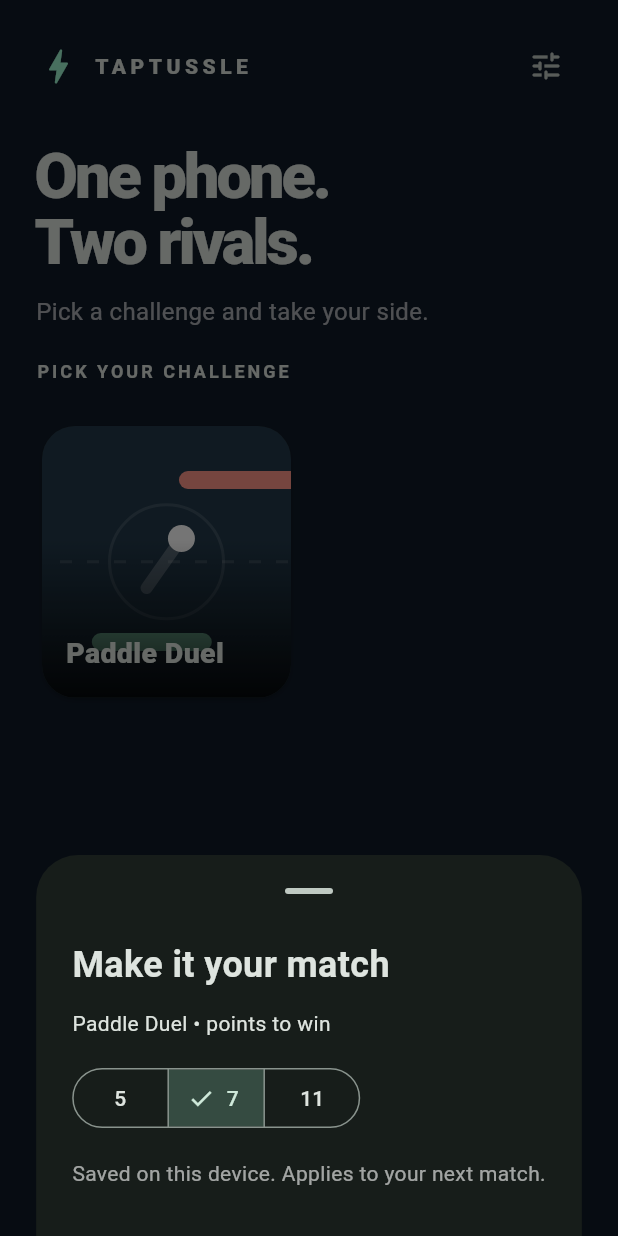
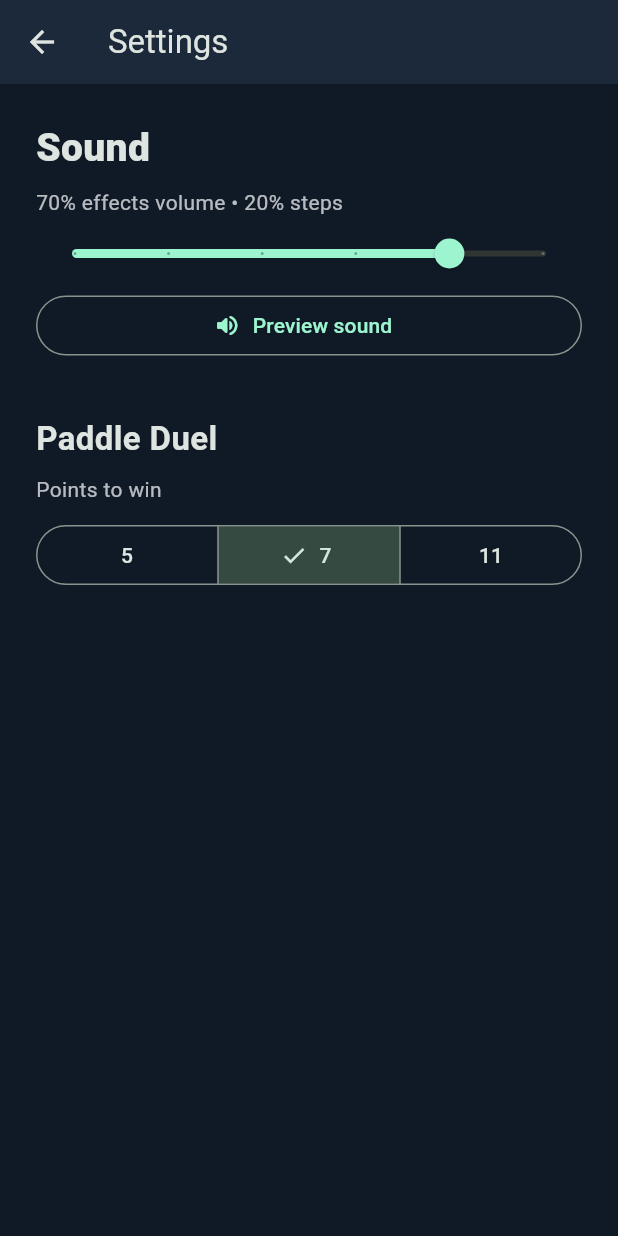
Before and after one commit to indrapermana/taptussle, a Flutter app: the screen it shows after launch, after a tap on the "tune" icon, on a phone screen of 412 x 824 dp. Run offline on Flutter 3.47's test engine with Material 3 defaults, Android fonts, the phone set to English and light mode, and no system bars; our stand-ins replace audioplayers, shared_preferences; missing offline and left inert: flame.

Commit message:
feat: add sounds effect to the game

```diff
--- a/lib/core/app_settings.dart
+++ b/lib/core/app_settings.dart
@@ -13,6 +13,10 @@ class AppSettings extends ChangeNotifier {
     _favouriteIds = favourites is List
         ? favourites.whereType<String>().toSet()
         : <String>{};
+    final savedVolume = _preferences.get('effectsVolume');
+    _effectsVolume = savedVolume is num && savedVolume >= 0 && savedVolume <= 1
+        ? savedVolume.toDouble()
+        : .7;
   }
 
   static const allowedScores = [5, 7, 11];
@@ -23,6 +27,8 @@ class AppSettings extends ChangeNotifier {
   Set<String> get favouriteIds => Set.unmodifiable(_favouriteIds);
   bool isFavourite(String id) => _favouriteIds.contains(id);
   Future<void> _pendingWrite = Future.value();
+  late double _effectsVolume;
+  double get effectsVolume => _effectsVolume;
 
   // Serialize writes so rapid callers cannot overwrite each other's favourites.
   Future<void> _write(Future<void> Function() action) {
@@ -47,6 +53,15 @@ class AppSettings extends ChangeNotifier {
       throw StateError('Could not save favourite');
     }
     _favouriteIds = next;
+    notifyListeners();
+  });
+
+  Future<void> setEffectsVolume(double value) => _write(() async {
+    final next = value.clamp(0.0, 1.0).toDouble();
+    if (!await _preferences.setDouble('effectsVolume', next)) {
+      throw StateError('Could not save effects volume');
+    }
+    _effectsVolume = next;
     notifyListeners();
   });
 
--- /dev/null
+++ b/lib/core/sound_service.dart
@@ -0,0 +1,57 @@
+import 'package:audioplayers/audioplayers.dart';
+import 'package:flutter/widgets.dart';
+
+enum SoundEffect { click, paddleHit, score, result }
+
+/// A small, offline effects mixer using original bundled WAV tones.
+class SoundService with WidgetsBindingObserver {
+  SoundService() {
+    WidgetsBinding.instance.addObserver(this);
+  }
+
+  final _players = List.generate(3, (_) => AudioPlayer());
+  static const _sources = {
+    SoundEffect.click: 'sounds/click.wav',
+    SoundEffect.paddleHit: 'sounds/paddle_hit.wav',
+    SoundEffect.score: 'sounds/score.wav',
+    SoundEffect.result: 'sounds/result.wav',
+  };
+  var _nextPlayer = 0;
+  double _volume = .7;
+
+  void setVolume(double value) => _volume = value.clamp(0.0, 1.0).toDouble();
+
+  Future<void> play(SoundEffect effect) async {
+    if (_volume == 0) return;
+    final player = _players[_nextPlayer++ % _players.length];
+    try {
+      await player.stop();
+      await player.setReleaseMode(ReleaseMode.stop);
+      await player.play(AssetSource(_sources[effect]!), volume: _volume);
+    } catch (_) {
+      // A missing platform audio backend must never interrupt a match.
+    }
+  }
+
+  @override
+  void didChangeAppLifecycleState(AppLifecycleState state) {
+    if (state != AppLifecycleState.resumed) {
+      for (final player in _players) {
+        player.stop();
+      }
+    }
+  }
+}
+
+/// Globally routes effects only after the application has configured audio.
+/// Pure game-model tests intentionally have no active audio backend.
+class SoundEffects {
+  SoundEffects._();
+
+  static SoundService? _service;
+
+  static void configure(SoundService service) => _service = service;
+  static void setVolume(double value) => _service?.setVolume(value);
+  static Future<void> play(SoundEffect effect) =>
+      _service?.play(effect) ?? Future.value();
+}
--- a/lib/features/home/home_screen.dart
+++ b/lib/features/home/home_screen.dart
@@ -1,8 +1,10 @@
 import 'package:flutter/material.dart';
 
 import '../../core/app_settings.dart';
+import '../../core/sound_service.dart';
 import '../../core/mini_game.dart';
 import '../game_setup/game_setup_screen.dart';
+import '../settings/settings_screen.dart';
 
 class HomeScreen extends StatelessWidget {
   const HomeScreen({required this.settings, required this.games, super.key});
@@ -45,13 +47,15 @@ class HomeScreen extends StatelessWidget {
                             const Spacer(),
                             IconButton(
                               tooltip: 'Settings',
-                              onPressed: () => showModalBottomSheet<void>(
-                                context: context,
-                                showDragHandle: true,
-                                isScrollControlled: true,
-                                builder: (_) =>
-                                    _SettingsSheet(settings: settings),
-                              ),
+                              onPressed: () {
+                                SoundEffects.play(SoundEffect.click);
+                                Navigator.of(context).push(
+                                  MaterialPageRoute<void>(
+                                    builder: (_) =>
+                                        SettingsScreen(settings: settings),
+                                  ),
+                                );
+                              },
                               icon: const Icon(Icons.tune_rounded),
                             ),
                           ],
@@ -131,11 +135,14 @@ class _GameTile extends StatelessWidget {
       button: true,
       label: 'Open ${game.title}',
       child: InkWell(
-        onTap: () => Navigator.of(context).push(
-          MaterialPageRoute<void>(
-            builder: (_) => GameSetupScreen(game: game, settings: settings),
-          ),
-        ),
+        onTap: () {
+          SoundEffects.play(SoundEffect.click);
+          Navigator.of(context).push(
+            MaterialPageRoute<void>(
+              builder: (_) => GameSetupScreen(game: game, settings: settings),
+            ),
+          );
+        },
         child: Stack(
           fit: StackFit.expand,
           children: [
@@ -181,66 +188,3 @@ class _GameTile extends StatelessWidget {
     ),
   );
 }
-
-class _SettingsSheet extends StatefulWidget {
-  const _SettingsSheet({required this.settings});
-
-  final AppSettings settings;
-
-  @override
-  State<_SettingsSheet> createState() => _SettingsSheetState();
-}
-
-class _SettingsSheetState extends State<_SettingsSheet> {
-  bool saving = false;
-
-  @override
-  Widget build(BuildContext context) => SafeArea(
-    child: SingleChildScrollView(
-      padding: const EdgeInsets.fromLTRB(24, 8, 24, 32),
-      child: Column(
-        mainAxisSize: MainAxisSize.min,
-        crossAxisAlignment: CrossAxisAlignment.start,
-        children: [
-          const Text(
-            'Make it your match',
-            style: TextStyle(fontSize: 24, fontWeight: FontWeight.bold),
-          ),
-          const SizedBox(height: 12),
-          const Text('Paddle Duel • points to win'),
-          const SizedBox(height: 16),
-          SegmentedButton<int>(
-            segments: [
-              for (final score in AppSettings.allowedScores)
-                ButtonSegment(value: score, label: Text('$score')),
-            ],
-            selected: {widget.settings.winningScore},
-            onSelectionChanged: saving
-                ? null
-                : (selection) async {
-                    setState(() => saving = true);
-                    try {
-                      await widget.settings.setWinningScore(selection.single);
-                    } catch (_) {
-                      if (context.mounted) {
-                        ScaffoldMessenger.of(context).showSnackBar(
-                          const SnackBar(
-                            content: Text('Could not save. Please try again.'),
-                          ),
-                        );
-                      }
-                    } finally {
-                      if (mounted) setState(() => saving = false);
-                    }
-                  },
-          ),
-          const SizedBox(height: 16),
-          const Text(
-            'Saved on this device. Applies to your next match.',
-            style: TextStyle(color: Colors.white60),
-          ),
-        ],
-      ),
-    ),
-  );
-}
--- /dev/null
+++ b/lib/features/settings/settings_screen.dart
@@ -0,0 +1,107 @@
+import 'package:flutter/material.dart';
+
+import '../../core/app_settings.dart';
+import '../../core/sound_service.dart';
+
+class SettingsScreen extends StatefulWidget {
+  const SettingsScreen({required this.settings, super.key});
+
+  final AppSettings settings;
+
+  @override
+  State<SettingsScreen> createState() => _SettingsScreenState();
+}
+
+class _SettingsScreenState extends State<SettingsScreen> {
+  late double volume;
+  bool saving = false;
+
+  @override
+  void initState() {
+    super.initState();
+    volume = widget.settings.effectsVolume;
+  }
+
+  Future<void> _saveVolume(double value) async {
+    setState(() => saving = true);
+    try {
+      await widget.settings.setEffectsVolume(value);
+    } catch (_) {
+      if (mounted) {
+        ScaffoldMessenger.of(context).showSnackBar(
+          const SnackBar(content: Text('Could not save effects volume.')),
+        );
+      }
+    } finally {
+      if (mounted) setState(() => saving = false);
+    }
+  }
+
+  @override
+  Widget build(BuildContext context) => Scaffold(
+    appBar: AppBar(title: const Text('Settings')),
+    body: SafeArea(
+      child: ListView(
+        padding: const EdgeInsets.all(24),
+        children: [
+          const Text(
+            'Sound',
+            style: TextStyle(fontSize: 26, fontWeight: FontWeight.w800),
+          ),
+          const SizedBox(height: 8),
+          Text(
+            volume == 0
+                ? 'Effects are muted.'
+                : '${(volume * 100).round()}% effects volume • 20% steps',
+            style: const TextStyle(color: Colors.white70),
+          ),
+          Slider(
+            key: const ValueKey('effects-volume-slider'),
+            value: volume,
+            divisions: 5,
+            label: '${(volume * 100).round()}%',
+            onChanged: saving
+                ? null
+                : (value) {
+                    setState(() => volume = value);
+                    SoundEffects.setVolume(value);
+                  },
+            onChangeEnd: saving ? null : _saveVolume,
+          ),
+          OutlinedButton.icon(
+            key: const ValueKey('preview-sound'),
+            onPressed: volume == 0
+                ? null
+                : () => SoundEffects.play(SoundEffect.click),
+            icon: const Icon(Icons.volume_up_rounded),
+            label: const Text('Preview sound'),
+          ),
+          const SizedBox(height: 36),
+          const Text(
+            'Paddle Duel',
+            style: TextStyle(fontSize: 22, fontWeight: FontWeight.bold),
+          ),
+          const SizedBox(height: 8),
+          const Text('Points to win', style: TextStyle(color: Colors.white70)),
+          const SizedBox(height: 10),
+          ListenableBuilder(
+            listenable: widget.settings,
+            builder: (context, _) => SegmentedButton<int>(
+              segments: [
+                for (final score in AppSettings.allowedScores)
+                  ButtonSegment(value: score, label: Text('$score')),
+              ],
+              selected: {widget.settings.winningScore},
+              onSelectionChanged: saving
+                  ? null
+                  : (selection) async {
+                      SoundEffects.play(SoundEffect.click);
+                      await widget.settings.setWinningScore(selection.single);
+                    },
+            ),
+          ),
+        ],
+      ),
+    ),
+  );
+}
--- a/lib/games/paddle_duel/paddle_duel_model.dart
+++ b/lib/games/paddle_duel/paddle_duel_model.dart
@@ -21,12 +21,14 @@ class PaddleDuelModel {
   double velocityY = 0;
   double serveRemaining = 1.5;
   int? winner;
+  int paddleHitCount = 0;
   int _serveDirection = 1;
 
   void reset() {
     scores.fillRange(0, 2, 0);
     paddles.fillRange(0, 2, width / 2);
     winner = null;
+    paddleHitCount = 0;
     _serveDirection = 1;
     _serve();
   }
@@ -79,12 +81,14 @@ class PaddleDuelModel {
         ballY >= bottomFace &&
         (ballX - paddles[0]).abs() <= paddleWidth / 2 + radius) {
       ballY = bottomFace;
+      paddleHitCount++;
       _bounce(0, -1);
     } else if (velocityY < 0 &&
         previousY >= topFace &&
         ballY <= topFace &&
         (ballX - paddles[1]).abs() <= paddleWidth / 2 + radius) {
       ballY = topFace;
+      paddleHitCount++;
       _bounce(1, 1);
     }
 
--- a/lib/main.dart
+++ b/lib/main.dart
@@ -4,10 +4,16 @@ import 'package:shared_preferences/shared_preferences.dart';
 
 import 'app/tap_tussle_app.dart';
 import 'core/app_settings.dart';
+import 'core/sound_service.dart';
 
 Future<void> main() async {
   WidgetsFlutterBinding.ensureInitialized();
   await SystemChrome.setPreferredOrientations([DeviceOrientation.portraitUp]);
   final preferences = await SharedPreferences.getInstance();
-  runApp(TapTussleApp(settings: AppSettings(preferences)));
+  final settings = AppSettings(preferences);
+  final sounds = SoundService();
+  SoundEffects.configure(sounds);
+  sounds.setVolume(settings.effectsVolume);
+  settings.addListener(() => sounds.setVolume(settings.effectsVolume));
+  runApp(TapTussleApp(settings: settings));
 }
--- a/pubspec.yaml
+++ b/pubspec.yaml
@@ -36,6 +36,7 @@ dependencies:
   cupertino_icons: ^1.0.8
   flame: ^1.35.1
   shared_preferences: ^2.5.5
+  audioplayers: ^6.7.1
 
 dev_dependencies:
   flutter_test:
@@ -60,6 +61,9 @@ flutter:
   # included with your application, so that you can use the icons in
   # the material Icons class.
   uses-material-design: true
+
+  assets:
+    - assets/sounds/
 
   # To add assets to your application, add an assets section, like this:
   # assets:
```
Also changed, not shown: lib/features/game_setup/game_setup_screen.dart (+23 -6 lines), lib/features/match/match_screen.dart (+25 -10 lines), lib/games/paddle_duel/paddle_duel_game.dart (+8 -0 lines), tool/generate_sounds.dart (added, +52 -0 lines), pubspec.lock, 9 other files.
